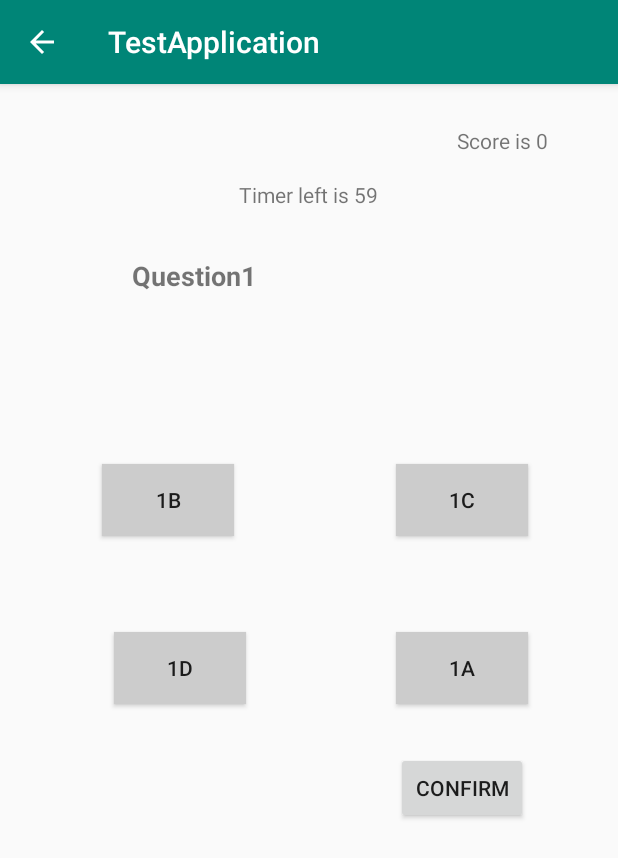
After one commit to AdamMKD/AR-Sweep, an Android app: the QuizPage screen opened directly, with no data from a screen before it, on a phone screen of 412 x 824 dp. The commit adds this screen. Shown: the top 858 px of the screen. Run offline under Robolectric (Android 15) with nearby library versions, the phone set to English and light mode, and no system bars.

Commit message:
UI part of the app

```diff
--- a/app/build.gradle
+++ b/app/build.gradle
@@ -2,12 +2,12 @@ apply plugin: 'com.android.application'
 apply plugin: 'com.google.ar.sceneform.plugin'
 
 android {
-    compileSdkVersion 28
+    compileSdkVersion 29
     buildToolsVersion "29.0.2"
     defaultConfig {
         applicationId "com.example.testapplication"
         minSdkVersion 24
-        targetSdkVersion 28
+        targetSdkVersion 29
         versionCode 1
         versionName "1.0"
         testInstrumentationRunner "androidx.test.runner.AndroidJUnitRunner"
--- /dev/null
+++ b/app/src/main/java/com/example/testapplication/QuestionManager.java
@@ -0,0 +1,67 @@
+package com.example.testapplication;
+
+import android.util.Log;
+
+import java.util.ArrayList;
+import java.util.Arrays;
+import java.util.Random;
+
+public class QuestionManager {
+
+    private static ArrayList<Integer> questionPick = new ArrayList<>();
+    // todo: Need to sort out the questions so that it is not repeated.
+    private Questions questions;
+    private Random random = new Random();
+    private ArrayList<String> displayOptions = new ArrayList<>();
+    private ArrayList<String> allOptions = new ArrayList<>();
+    private ArrayList<Integer> optionPick = new ArrayList<>(Arrays.asList(1, 2, 3, 4));
+
+
+    public QuestionManager() {
+        // This gets a random number based on the number of enums we have.
+        int givenQuestion = random.nextInt(Questions.values().length) + 1;
+        while (questionPick.contains(givenQuestion) && questionPick.size() != Questions.values().length) {
+            givenQuestion = random.nextInt(Questions.values().length) + 1;
+        }
+        if (questionPick.size() == Questions.values().length) {
+            Log.w("Full Array", "RAN OUT OF QUESTIONSSSSSSSSSSS");
+            questionPick.clear();
+        }
+
+        questionPick.add(givenQuestion);
+
+        // This sets the questions field based on the random number we got and puts it's answers in an array.
+        for (Questions value : Questions.values()) {
+            if (value.number == givenQuestion) {
+                questions = value;
+                displayOptions.add(questions.answer1);
+                displayOptions.add(questions.answer2);
+                displayOptions.add(questions.answer3);
+                displayOptions.add(questions.answer4);
+            }
+        }
+        allOptions.addAll(displayOptions);
+    }
+
+    public String getQuestion() {
+        return questions.question;
+    }
+
+    public String pickOption() {
+        int optionNumber = random.nextInt(optionPick.size());
+        optionPick.remove(optionNumber);
+
+        String option = displayOptions.get(optionNumber).split(";")[1];
+        displayOptions.remove(optionNumber);
+
+        return option;
+    }
+
+    public ArrayList<String> getDisplayOptions() {
+        return allOptions;
+    }
+
+    public Questions getQuestionEnum() {
+        return questions;
+    }
+}
--- /dev/null
+++ b/app/src/main/java/com/example/testapplication/QuizPage.java
@@ -0,0 +1,172 @@
+package com.example.testapplication;
+
+import android.graphics.Color;
+import android.os.Bundle;
+import android.os.CountDownTimer;
+import android.view.MenuItem;
+import android.view.View;
+import android.widget.Button;
+import android.widget.TextView;
+import android.widget.Toast;
+
+import java.util.ArrayList;
+import java.util.Arrays;
+import java.util.concurrent.atomic.AtomicReference;
+
+import androidx.appcompat.app.AppCompatActivity;
+
+public class QuizPage extends AppCompatActivity {
+
+    private static int score = 0;
+    private QuestionManager questionManager;
+    private int counter = 60;
+    private TextView textView;
+    private ArrayList<Integer> colourCheck = new ArrayList<>(Arrays.asList(0, 0, 0, 0));
+    private Button highlightedButton;
+
+    @Override
+    protected void onCreate(Bundle savedInstanceState) {
+        super.onCreate(savedInstanceState);
+        setContentView(R.layout.activity_quiz);
+
+        textView = findViewById(R.id.score);
+        textView.setText("Score is " + score);
+        // The timer for the challenge.
+        final TextView counttime = findViewById(R.id.countdown);
+        new CountDownTimer(30 * 1000, 1000) {
+            @Override
+            public void onTick(long millisUntilFinished) {
+                counttime.setText("Timer left is " + counter);
+                counter--;
+            }
+
+            @Override
+            public void onFinish() {
+                counttime.setText("Finished");
+                // This should take you to a new page.
+                cancel();
+            }
+        }.start();
+
+        setQuestion();
+        // Part of the back button functionality.
+        getSupportActionBar().setDisplayHomeAsUpEnabled(true);
+    }
+
+    @Override
+    public boolean onOptionsItemSelected(MenuItem item) {
+        switch (item.getItemId()) {
+            case android.R.id.home:
+                finish();
+                return true;
+        }
+        return super.onOptionsItemSelected(item);
+    }
+
+    private void setQuestion() {
+        TextView question = findViewById(R.id.question);
+        Button option1 = findViewById(R.id.button1);
+        option1.setBackgroundColor(Color.LTGRAY);
+        Button option2 = findViewById(R.id.button2);
+        option2.setBackgroundColor(Color.LTGRAY);
+        Button option3 = findViewById(R.id.button3);
+        option3.setBackgroundColor(Color.LTGRAY);
+        Button option4 = findViewById(R.id.button4);
+        option4.setBackgroundColor(Color.LTGRAY);
+
+        questionManager = new QuestionManager();
+        question.setText(questionManager.getQuestion());
+        option1.setText(questionManager.pickOption());
+        option2.setText(questionManager.pickOption());
+        option3.setText(questionManager.pickOption());
+        option4.setText(questionManager.pickOption());
+    }
+
+    private String result(Button button) {
+        String buttonAnswer = button.getText().toString();
+        AtomicReference<String> result = new AtomicReference<>("Wrong Answer.");
+        questionManager.getDisplayOptions().forEach(s -> {
+            if (buttonAnswer.equals(s.split(";")[1])
+                    && s.split(";")[0].equals("true")) {
+                score = score + 15;
+                textView.setText("Score is : " + score);
+                result.set("Correct!!");
+            }
+        });
+        return result.get();
+    }
+
+    public void changeBackground(Button button, int colourState) {
+        if (colourCheck.get(colourState) % 2 == 0) {
+            button.setBackgroundColor(Color.argb(106, 185, 111, 1));
+            colourCheck.set(colourState, 1);
+            highlightedButton = button;
+        } else {
+            button.setBackgroundColor(Color.LTGRAY);
+            colourCheck.set(colourState, 0);
+            highlightedButton = null;
+        }
+    }
+
+    private void resetOtherButtons(Button button, int colourState) {
+        button.setBackgroundColor(Color.LTGRAY);
+        colourCheck.set(colourState, 0);
+    }
+
+    public void pickButton(View view) {
+        switch (view.getId()) {
+            case R.id.button1:
+                changeBackground(findViewById(R.id.button1), 0);
+                resetOtherButtons(findViewById(R.id.button2), 1);
+                resetOtherButtons(findViewById(R.id.button3), 2);
+                resetOtherButtons(findViewById(R.id.button4), 3);
+                break;
+            case R.id.button2:
+                resetOtherButtons(findViewById(R.id.button1), 0);
+                changeBackground(findViewById(R.id.button2), 1);
+                resetOtherButtons(findViewById(R.id.button3), 2);
+                resetOtherButtons(findViewById(R.id.button4), 3);
+                break;
+            case R.id.button3:
+                resetOtherButtons(findViewById(R.id.button1), 0);
+                resetOtherButtons(findViewById(R.id.button2), 1);
+                changeBackground(findViewById(R.id.button3), 2);
+                resetOtherButtons(findViewById(R.id.button4), 3);
+                break;
+            case R.id.button4:
+                resetOtherButtons(findViewById(R.id.button1), 0);
+                resetOtherButtons(findViewById(R.id.button2), 1);
+                resetOtherButtons(findViewById(R.id.button3), 2);
+                changeBackground(findViewById(R.id.button4), 3);
+                break;
+        }
+    }
+
+    public void checkAnswer(View view) {
+        if (highlightedButton == null) {
+            Toast.makeText(this, "Please select an answer first", Toast.LENGTH_SHORT).show();
+        } else {
+            Toast.makeText(this, result(highlightedButton), Toast.LENGTH_SHORT).show();
+
+//            switch (view.getId()) {
+//                case R.id.button1:
+//                    Toast.makeText(this, result(findViewById(R.id.button1)), Toast.LENGTH_SHORT).show();
+//                    break;
+//                case R.id.button2:
+//                    Toast.makeText(this, result(findViewById(R.id.button2)), Toast.LENGTH_SHORT).show();
+//                    break;
+//                case R.id.button3:
+//                    Toast.makeText(this, result(findViewById(R.id.button3)), Toast.LENGTH_SHORT).show();
+//                    break;
+//                case R.id.button4:
+//                    Toast.makeText(this, result(findViewById(R.id.button4)), Toast.LENGTH_SHORT).show();
+//                    break;
+//            }
+            for (int i = 0; i < colourCheck.size(); i++) {
+                colourCheck.set(i, 0);
+            }
+            setQuestion();
+            highlightedButton = null;
+        }
+    }
+}
--- /dev/null
+++ b/app/src/main/res/layout/activity_quiz.xml
@@ -0,0 +1,99 @@
+<?xml version="1.0" encoding="utf-8"?>
+<androidx.constraintlayout.widget.ConstraintLayout xmlns:android="http://schemas.android.com/apk/res/android"
+    xmlns:app="http://schemas.android.com/apk/res-auto"
+    xmlns:tools="http://schemas.android.com/tools"
+    android:layout_width="match_parent"
+    android:layout_height="match_parent"
+    tools:context=".QuizPage">
+
+    <Button
+        android:id="@+id/button1"
+        android:layout_width="wrap_content"
+        android:layout_height="wrap_content"
+        android:layout_marginStart="68dp"
+        android:layout_marginTop="64dp"
+        android:onClick="pickButton"
+        android:text="Button"
+        app:layout_constraintStart_toStartOf="parent"
+        app:layout_constraintTop_toBottomOf="@+id/question" />
+
+    <Button
+        android:id="@+id/button2"
+        android:layout_width="wrap_content"
+        android:layout_height="wrap_content"
+        android:layout_marginTop="64dp"
+        android:layout_marginEnd="60dp"
+        android:onClick="pickButton"
+        android:text="Button"
+        app:layout_constraintEnd_toEndOf="parent"
+        app:layout_constraintTop_toBottomOf="@+id/question" />
+
+    <Button
+        android:id="@+id/button3"
+        android:layout_width="wrap_content"
+        android:layout_height="wrap_content"
+        android:layout_marginStart="76dp"
+        android:layout_marginTop="64dp"
+        android:onClick="pickButton"
+        android:text="Button"
+        app:layout_constraintStart_toStartOf="parent"
+        app:layout_constraintTop_toBottomOf="@+id/button1" />
+
+    <Button
+        android:id="@+id/button4"
+        android:layout_width="wrap_content"
+        android:layout_height="wrap_content"
+        android:layout_marginTop="64dp"
+        android:layout_marginEnd="60dp"
+        android:onClick="pickButton"
+        android:text="Button"
+        app:layout_constraintEnd_toEndOf="parent"
+        app:layout_constraintTop_toBottomOf="@+id/button2" />
+
+    <Button
+        android:id="@+id/confirm"
+        android:layout_width="wrap_content"
+        android:layout_height="wrap_content"
+        android:layout_marginTop="32dp"
+        android:layout_marginEnd="60dp"
+        android:text="Confirm"
+        android:onClick="checkAnswer"
+        app:layout_constraintEnd_toEndOf="parent"
+        app:layout_constraintTop_toBottomOf="@+id/button4" />
+
+    <TextView
+        android:id="@+id/question"
+        android:layout_width="235dp"
+        android:layout_height="74dp"
+        android:layout_marginStart="88dp"
+        android:layout_marginTop="28dp"
+        android:text="TextView"
+        android:textSize="18sp"
+        android:textStyle="bold"
+        app:layout_constraintStart_toStartOf="parent"
+        app:layout_constraintTop_toBottomOf="@+id/countdown" />
+
+    <TextView
+        android:id="@+id/countdown"
+        android:layout_width="102dp"
+        android:layout_height="23dp"
+        android:layout_marginTop="64dp"
+        android:text="TextView"
+        app:layout_constraintEnd_toEndOf="parent"
+        app:layout_constraintHorizontal_bias="0.514"
+        app:layout_constraintStart_toStartOf="parent"
+        app:layout_constraintTop_toTopOf="parent" />
+
+    <TextView
+        android:id="@+id/score"
+        android:layout_width="wrap_content"
+        android:layout_height="wrap_content"
+        android:layout_marginTop="28dp"
+        android:text="TextView"
+        app:layout_constraintEnd_toEndOf="parent"
+        app:layout_constraintHorizontal_bias="0.484"
+        app:layout_constraintStart_toEndOf="@+id/countdown"
+        app:layout_constraintTop_toTopOf="parent" />
+
+
+</androidx.constraintlayout.widget.ConstraintLayout>
```
Also changed, not shown: app/src/main/AndroidManifest.xml (+3 -4 lines), app/src/main/java/com/example/testapplication/MainActivity.java (+10 -1 lines), app/src/main/java/com/example/testapplication/Questions.java (added, +29 -0 lines), app/src/main/res/layout/activity_main.xml (+11 -8 lines).
